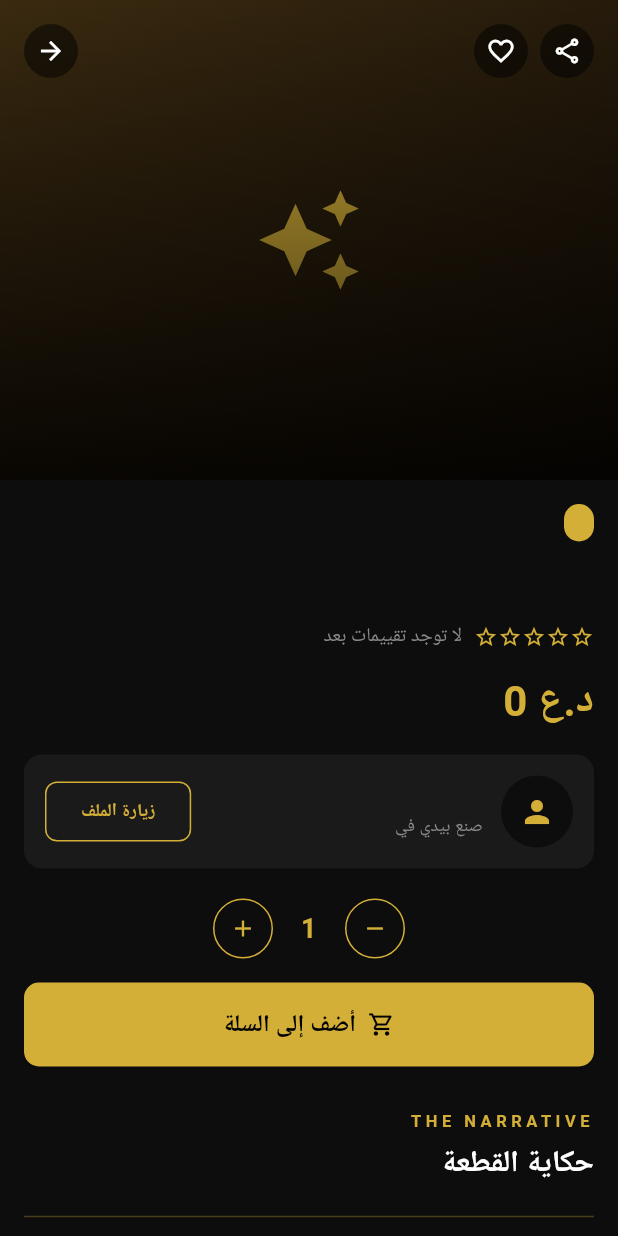
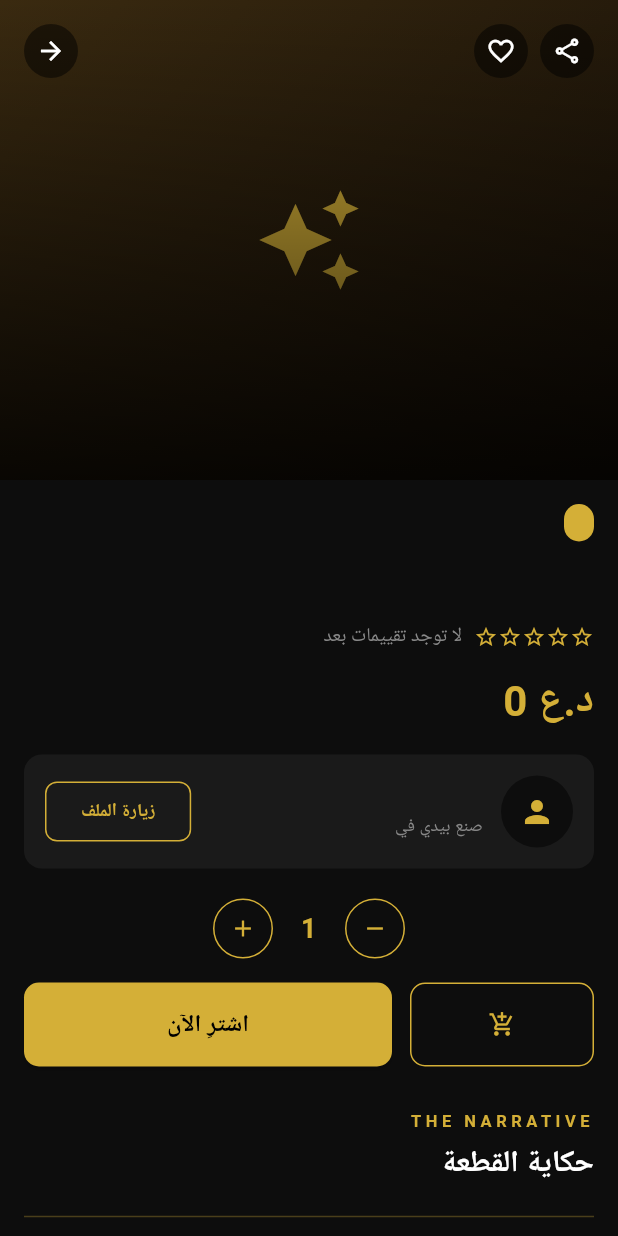
Before and after one commit to btar457/AL_HIRFA, a Flutter app: the ProductDetailScreen screen opened directly with empty values, on a phone screen of 412 x 824 dp. Run offline on Flutter 3.47's test engine with Material 3 defaults, Android fonts, the phone set to English and light mode, and no system bars; our stand-ins replace app_links, cached_network_image, cloud_firestore, connectivity_plus, firebase_auth, firebase_core and 7 more; missing offline and left inert: aws_common, aws_signature_v4, firebase_app_check; accounts and stored records are empty; Roboto replaces fonts that are missing (Cairo).

```diff
--- a/lib/screens/customer/product_detail_screen.dart
+++ b/lib/screens/customer/product_detail_screen.dart
@@ -10,6 +10,7 @@ import '../../providers/cart_provider.dart';
 import '../../services/product_service.dart';
 import '../../services/qr_service.dart';
 import 'artisan_public_profile_screen.dart';
+import 'checkout_screen.dart';
 
 String _formatPrice(int value) {
   final str = value.toString();
@@ -62,7 +63,7 @@ class _ProductDetailScreenState extends State<ProductDetailScreen> {
                     const SizedBox(height: 20),
                     _buildQuantitySelector(),
                     const SizedBox(height: 16),
-                    _buildAddToCartButton(product),
+                    _buildActionButtons(product),
                     const SizedBox(height: 28),
                     _buildNarrative(product),
                     const SizedBox(height: 24),
@@ -232,25 +233,40 @@ class _ProductDetailScreenState extends State<ProductDetailScreen> {
     );
   }
 
-  Widget _buildAddToCartButton(ProductModel product) {
-    return SizedBox(
+  Widget _buildActionButtons(ProductModel product) {
+    return Row(
+      children: [
+        Expanded(
+          child: SizedBox(
+            height: 56,
+            child: OutlinedButton(
+              style: OutlinedButton.styleFrom(side: const BorderSide(color: AppColors.gold), shape: RoundedRectangleBorder(borderRadius: BorderRadius.circular(10))),
+              onPressed: () {
+                context.read<CartProvider>().addItem(product, quantity: _quantity);
+                ScaffoldMessenger.of(context).showSnackBar(SnackBar(content: Text('أُضيف "${product.name}" إلى السلة')));
+                setState(() => _quantity = 1);
+              },
+              child: const Icon(Icons.add_shopping_cart_outlined, color: AppColors.gold),
+            ),
+          ),
+        ),
+        const SizedBox(width: 12),
+        Expanded(
+          flex: 2,
+          child: SizedBox(
             height: 56,
             child: ElevatedButton(
               style: ElevatedButton.styleFrom(backgroundColor: AppColors.gold, foregroundColor: Colors.black, shape: RoundedRectangleBorder(borderRadius: BorderRadius.circular(10))),
               onPressed: () {
                 context.read<CartProvider>().addItem(product, quantity: _quantity);
-          ScaffoldMessenger.of(context).showSnackBar(SnackBar(content: Text('أُضيف "${product.name}" إلى السلة')));
                 setState(() => _quantity = 1);
+                Navigator.push(context, MaterialPageRoute(builder: (_) => const CheckoutScreen()));
               },
-        child: const Row(
-          mainAxisAlignment: MainAxisAlignment.center,
-          children: [
-            Icon(Icons.shopping_cart_outlined, color: Colors.black),
-            SizedBox(width: 8),
-            Text('أضف إلى السلة', style: TextStyle(fontWeight: FontWeight.bold, fontSize: 16)),
-          ],
+              child: const Text('اشترِ الآن', style: TextStyle(fontWeight: FontWeight.bold, fontSize: 16)),
             ),
           ),
+        ),
+      ],
     );
   }
 
```
Lines whose indentation alone changed are shown as unchanged.
